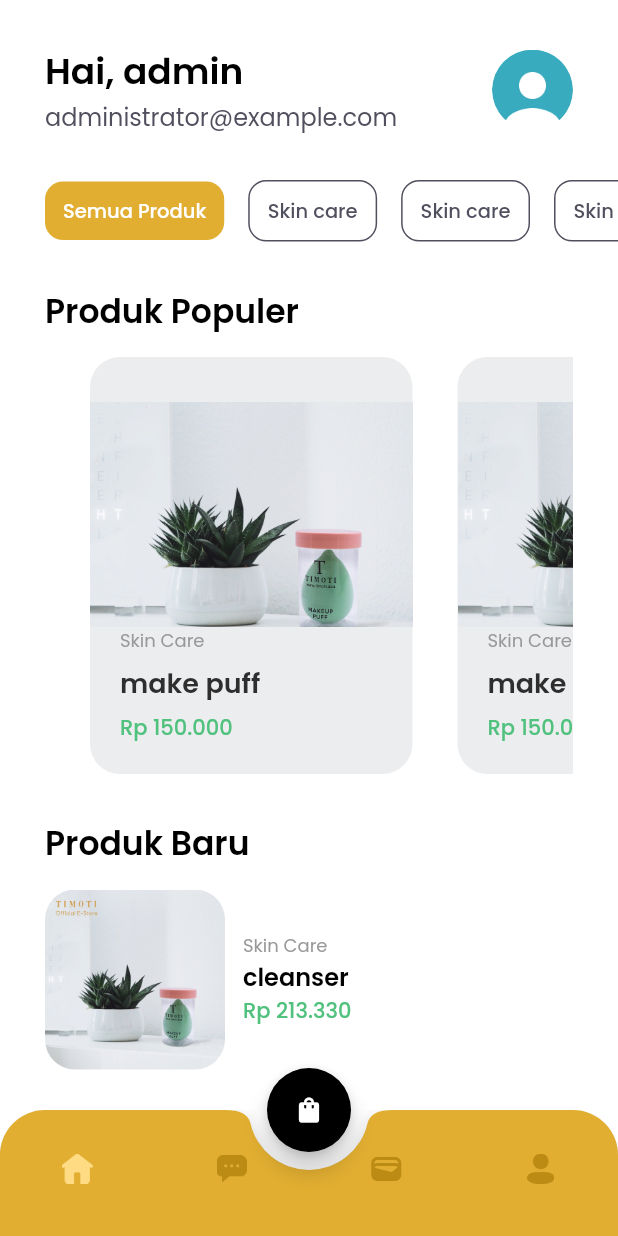
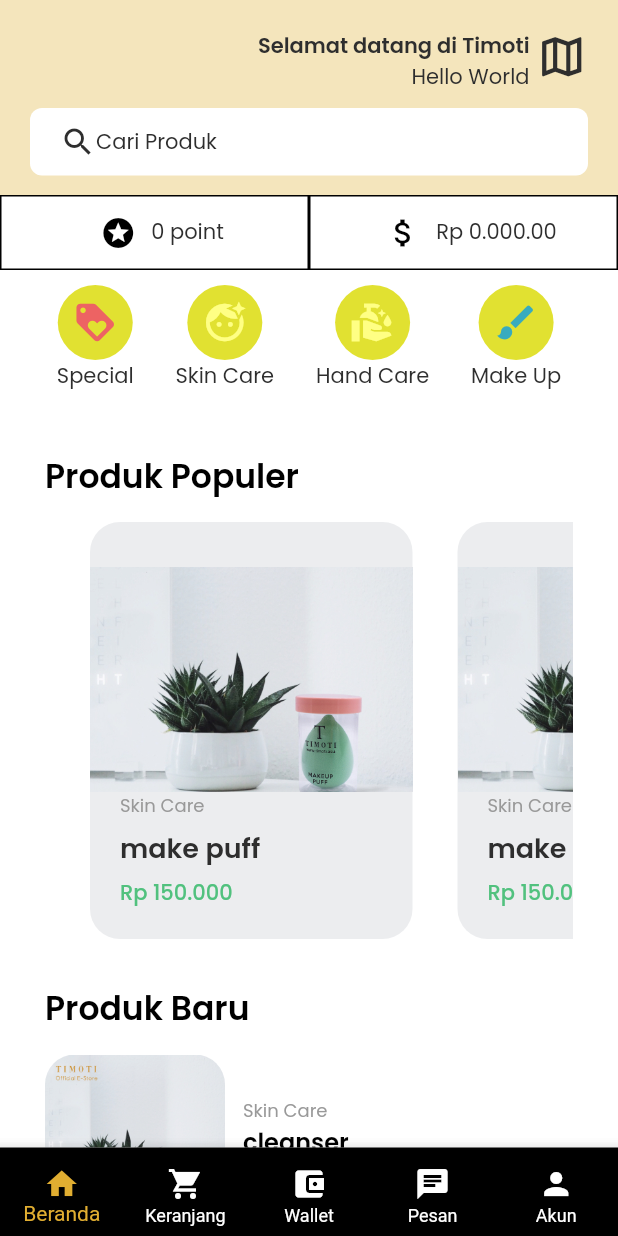
Before and after one commit to randiapriliyadiR/timoti, a Flutter app: the screen it shows after launch, on a phone screen of 412 x 824 dp. Run offline on Flutter 3.47's test engine with Material 2 defaults, Android fonts, the phone set to English and light mode, and no system bars; our stand-ins replace firebase_core, google_fonts; accounts and stored records are empty.

Commit message:
redesign phase 1

```diff
--- a/lib/screens/home.dart
+++ b/lib/screens/home.dart
@@ -17,37 +17,13 @@ class _HomeState extends State<Home> {
 
   @override
   Widget build(BuildContext context) {
-    // ignore: non_constant_identifier_names
-    Widget CartButton() {
-      return FloatingActionButton(
-        onPressed: () {
-          Navigator.pushNamed(context, '/cart');
-        },
+    Widget bottomNav() {
+      return BottomAppBar(
+        child: BottomNavigationBar(
           backgroundColor: primaryTextColor,
-        child: Icon(
-          Icons.shopping_bag,
-          size: 20,
-          color: backgroundColor1,
-        ),
-        // child: Image.asset(
-        //   'assets/icon_cart.png',
-        //   width: 20,
-        // ),
-      );
-    }
-
-    Widget bottomNav() {
-      return ClipRRect(
-        borderRadius: const BorderRadius.vertical(
-          top: Radius.circular(30),
-        ),
-        child: BottomAppBar(
-          shape: const CircularNotchedRectangle(),
-          notchMargin: 12,
-          clipBehavior: Clip.antiAlias,
-          child: BottomNavigationBar(
-            backgroundColor: backgroundColor4,
           currentIndex: currentIndex,
+          unselectedItemColor: navbarColor,
+          selectedItemColor: activeNavColor,
           onTap: (value) {
             setState(() {
               currentIndex = value;
@@ -58,65 +34,69 @@ class _HomeState extends State<Home> {
             BottomNavigationBarItem(
               icon: Container(
                 margin: const EdgeInsets.only(
-                    top: 20,
-                    bottom: 10,
+                  top: 5,
                 ),
-                  child: Image.asset(
-                    'assets/icon_home.png',
-                    width: 21,
-                    color: currentIndex == 0 ? activeNavyColor : navbarColor,
+                child: Icon(
+                  Icons.home_sharp,
+                  size: 24,
+                  color: currentIndex == 0 ? activeNavColor : navbarColor,
                 ),
               ),
-                label: '',
+              label: 'Beranda',
             ),
             BottomNavigationBarItem(
               icon: Container(
                 margin: const EdgeInsets.only(
-                    top: 20,
-                    bottom: 10,
+                  top: 5,
                 ),
-                  child: Image.asset(
-                    'assets/icon_chat.png',
-                    width: 20,
-                    color: currentIndex == 1 ? activeNavyColor : navbarColor,
+                child: Icon(
+                  Icons.shopping_cart_sharp,
+                  size: 24,
+                  color: currentIndex == 1 ? activeNavColor : navbarColor,
                 ),
               ),
-                label: '',
+              label: 'Keranjang',
             ),
             BottomNavigationBarItem(
               icon: Container(
                 margin: const EdgeInsets.only(
-                    top: 20,
-                    bottom: 10,
+                  top: 5,
                 ),
                 child: Icon(
-                    Icons.wallet,
-                    color: currentIndex == 2 ? activeNavyColor : navbarColor,
+                  Icons.account_balance_wallet,
+                  size: 24,
+                  color: currentIndex == 2 ? activeNavColor : navbarColor,
                 ),
-                  // child: Image.asset(
-                  //   'assets/icon_wishlist.png',
-                  //   width: 20,
-                  //   color: currentIndex == 2 ? activeNavyColor : navbarColor,
-                  // ),
               ),
-                label: '',
+              label: 'Wallet',
             ),
             BottomNavigationBarItem(
               icon: Container(
                 margin: const EdgeInsets.only(
-                    top: 20,
-                    bottom: 10,
+                  top: 5,
                 ),
-                  child: Image.asset(
-                    'assets/icon_profile.png',
-                    width: 18,
-                    color: currentIndex == 3 ? activeNavyColor : navbarColor,
+                child: Icon(
+                  Icons.chat,
+                  size: 24,
+                  color: currentIndex == 3 ? activeNavColor : navbarColor,
                 ),
               ),
-                label: '',
+              label: 'Pesan',
+            ),
+            BottomNavigationBarItem(
+              icon: Container(
+                margin: const EdgeInsets.only(
+                  top: 5,
+                ),
+                child: Icon(
+                  Icons.person,
+                  size: 24,
+                  color: currentIndex == 3 ? activeNavColor : navbarColor,
+                ),
+              ),
+              label: 'Akun',
             ),
           ],
-          ),
         ),
       );
     }
@@ -131,6 +111,8 @@ class _HomeState extends State<Home> {
           return const WalletPage();
         case 3:
           return const ProfilePage();
+        case 4:
+          return const ProfilePage();
         default:
           return const HomePage();
       }
@@ -138,7 +120,6 @@ class _HomeState extends State<Home> {
 
     return Scaffold(
       backgroundColor: backgroundColor1,
-      floatingActionButton: CartButton(),
       floatingActionButtonLocation: FloatingActionButtonLocation.centerDocked,
       bottomNavigationBar: bottomNav(),
       body: body(),
--- a/lib/screens/login.dart
+++ b/lib/screens/login.dart
@@ -195,7 +195,7 @@ class _LoginState extends State<Login> {
             },
             child: Text(
               'Daftar',
-              style: purpleTextStyle.copyWith(
+              style: goldTextStyle.copyWith(
                 fontSize: 12,
                 fontWeight: medium,
               ),
--- a/lib/screens/pages/homepage.dart
+++ b/lib/screens/pages/homepage.dart
@@ -15,41 +15,186 @@ class _HomePageState extends State<HomePage> {
   Widget build(BuildContext context) {
     Widget header() {
       return Container(
-        margin: EdgeInsets.only(
-          top: defaultMargin,
-          left: defaultMargin,
-          right: defaultMargin,
+        width: 100,
+        height: 130,
+        decoration: BoxDecoration(
+          color: headerColor,
+        ),
+        child: Column(
+          mainAxisSize: MainAxisSize.max,
+          children: [
+            Padding(
+              padding: const EdgeInsetsDirectional.fromSTEB(20, 20, 20, 10),
+              child: Row(
+                mainAxisSize: MainAxisSize.max,
+                mainAxisAlignment: MainAxisAlignment.end,
+                crossAxisAlignment: CrossAxisAlignment.start,
+                children: [
+                  Padding(
+                    padding: const EdgeInsets.only(
+                      right: 4,
+                    ),
+                    child: Column(
+                      mainAxisSize: MainAxisSize.max,
+                      crossAxisAlignment: CrossAxisAlignment.end,
+                      children: [
+                        Text(
+                          'Selamat datang di Timoti',
+                          style: blackTextStyle.copyWith(
+                            fontWeight: semiBold,
+                          ),
+                        ),
+                        Text(
+                          'Hello World',
+                          style: blackTextStyle.copyWith(
+                            fontWeight: regular,
+                          ),
+                        ),
+                      ],
+                    ),
+                  ),
+                  Icon(
+                    Icons.map_outlined,
+                    color: blackColor,
+                    size: 35,
+                  ),
+                ],
+              ),
+            ),
+            Padding(
+              padding: const EdgeInsetsDirectional.fromSTEB(20, 0, 20, 0),
+              child: Container(
+                width: double.infinity,
+                height: 45,
+                decoration: BoxDecoration(
+                  color: backgroundColor1,
+                  borderRadius: BorderRadius.circular(8),
+                ),
+                child: Padding(
+                  padding: const EdgeInsetsDirectional.fromSTEB(20, 5, 20, 5),
+                  child: Row(
+                    mainAxisSize: MainAxisSize.max,
+                    children: [
+                      Icon(
+                        Icons.search,
+                        color: blackColor,
+                        size: 24,
+                      ),
+                      Text(
+                        'Cari Produk',
+                        style: blackTextStyle,
+                      ),
+                    ],
+                  ),
+                ),
+              ),
+            ),
+          ],
+        ),
+      );
+      // Container(
+      //   margin: EdgeInsets.only(
+      //     top: defaultMargin,
+      //     left: defaultMargin,
+      //     right: defaultMargin,
+      //   ),
+      //   child: Row(
+      //     children: [
+      //       Expanded(
+      //         child: Column(
+      //           crossAxisAlignment: CrossAxisAlignment.start,
+      //           children: [
+      //             Text(
+      //               'Hai, admin',
+      //               style: primaryTextStyle.copyWith(
+      //                 fontSize: 24,
+      //                 fontWeight: semiBold,
+      //               ),
+      //             ),
+      //             Text(
+      //               'administrator@example.com',
+      //               style: subtitleTextStyle.copyWith(fontSize: 16),
+      //             ),
+      //           ],
+      //         ),
+      //       ),
+      //       Container(
+      //         width: 54,
+      //         height: 54,
+      //         decoration: const BoxDecoration(
+      //           shape: BoxShape.circle,
+      //           image: DecorationImage(
+      //             image: AssetImage(
+      //               'assets/image_profile.png',
+      //             ),
+      //           ),
+      //         ),
+      //       ),
+      //     ],
+      //   ),
+      // );
+    }
+
+    Widget balanceAccount() {
+      return Container(
+        height: 50,
+        decoration: BoxDecoration(
+          color: backgroundColor1,
         ),
         child: Row(
           children: [
-            Expanded(
-              child: Column(
-                crossAxisAlignment: CrossAxisAlignment.start,
+            Container(
+              width: MediaQuery.of(context).size.width * 0.5,
+              height: MediaQuery.of(context).size.height * 1,
+              decoration: BoxDecoration(
+                border: Border.all(
+                  color: Colors.black,
+                ),
+              ),
+              child: Row(
+                mainAxisSize: MainAxisSize.max,
+                mainAxisAlignment: MainAxisAlignment.center,
                 children: [
-                  Text(
-                    'Hai, admin',
-                    style: primaryTextStyle.copyWith(
-                      fontSize: 24,
-                      fontWeight: semiBold,
+                  const Padding(
+                    padding: EdgeInsetsDirectional.fromSTEB(10, 10, 10, 10),
+                    child: Icon(
+                      Icons.stars,
+                      color: Colors.black,
+                      size: 24,
                     ),
                   ),
                   Text(
-                    'administrator@example.com',
-                    style: subtitleTextStyle.copyWith(fontSize: 16),
+                    '0 point',
+                    style: blackTextStyle,
                   ),
                 ],
               ),
             ),
             Container(
-              width: 54,
-              height: 54,
-              decoration: const BoxDecoration(
-                shape: BoxShape.circle,
-                image: DecorationImage(
-                  image: AssetImage(
-                    'assets/image_profile.png',
+              width: MediaQuery.of(context).size.width * 0.5,
+              height: MediaQuery.of(context).size.height * 1,
+              decoration: BoxDecoration(
+                border: Border.all(
+                  color: Colors.black,
+                ),
+              ),
+              child: Row(
+                mainAxisSize: MainAxisSize.max,
+                mainAxisAlignment: MainAxisAlignment.center,
+                children: [
+                  const Padding(
+                    padding: EdgeInsetsDirectional.fromSTEB(10, 10, 10, 10),
+                    child: Icon(
+                      Icons.attach_money,
+                      color: Colors.black,
+                      size: 24,
+                    ),
                   ),
-                ),
+                  Text(
+                    'Rp 0.000.00',
+                    style: blackTextStyle,
+                  ),
+                ],
               ),
             ),
           ],
@@ -58,119 +203,105 @@ class _HomePageState extends State<HomePage> {
     }
 
     Widget categories() {
-      return Container(
-        margin: EdgeInsets.only(
-          top: defaultMargin,
-        ),
-        child: SingleChildScrollView(
-          scrollDirection: Axis.horizontal,
-          child: Row(
-            children: [
-              SizedBox(width: defaultMargin),
-              Container(
-                padding: const EdgeInsets.symmetric(
-                  horizontal: 12,
-                  vertical: 10,
-                ),
-                margin: const EdgeInsets.only(right: 16),
-                decoration: BoxDecoration(
-                  borderRadius: BorderRadius.circular(12),
-                  color: primaryColor,
-                ),
-                child: Text(
-                  'Semua Produk',
-                  style: whiteTextStyle.copyWith(
-                    fontSize: 13,
-                    fontWeight: medium,
+      return Padding(
+        padding: const EdgeInsetsDirectional.fromSTEB(10, 10, 10, 10),
+        child: Row(
+          mainAxisSize: MainAxisSize.max,
+          mainAxisAlignment: MainAxisAlignment.spaceEvenly,
+          children: [
+            Column(
+              mainAxisSize: MainAxisSize.max,
+              children: [
+                Container(
+                  width: 50,
+                  height: 50,
+                  decoration: BoxDecoration(
+                    color: warningColor,
+                    borderRadius: BorderRadius.circular(50),
+                  ),
+                  child: Icon(
+                    Icons.loyalty,
+                    size: 30,
+                    color: alertColor,
                   ),
                 ),
-              ),
-              Container(
-                padding: const EdgeInsets.symmetric(
-                  horizontal: 12,
-                  vertical: 10,
+                Text(
+                  'Special',
+                  style: blackTextStyle,
+                  textAlign: TextAlign.center,
                 ),
-                margin: const EdgeInsets.only(right: 16),
-                decoration: BoxDecoration(
-                  borderRadius: BorderRadius.circular(12),
-                  border: Border.all(
-                    color: subtitleColor,
+              ],
+            ),
+            Column(
+              mainAxisSize: MainAxisSize.max,
+              children: [
+                Container(
+                  width: 50,
+                  height: 50,
+                  decoration: BoxDecoration(
+                    color: warningColor,
+                    borderRadius: BorderRadius.circular(50),
                   ),
-                  color: transparentColor,
-                ),
-                child: Text(
-                  'Skin care',
-                  style: subtitleTextStyle.copyWith(
-                    fontSize: 13,
-                    fontWeight: medium,
+                  child: Icon(
+                    Icons.face_retouching_natural,
+                    size: 30,
+                    color: backgroundWarningColor,
                   ),
                 ),
-              ),
-              Container(
-                padding: const EdgeInsets.symmetric(
-                  horizontal: 12,
-                  vertical: 10,
+                Text(
+                  'Skin Care',
+                  style: blackTextStyle,
+                  textAlign: TextAlign.center,
                 ),
-                margin: const EdgeInsets.only(right: 16),
-                decoration: BoxDecoration(
-                  borderRadius: BorderRadius.circular(12),
-                  border: Border.all(
-                    color: subtitleColor,
+              ],
+            ),
+            Column(
+              mainAxisSize: MainAxisSize.max,
+              children: [
+                Container(
+                  width: 50,
+                  height: 50,
+                  decoration: BoxDecoration(
+                    color: warningColor,
+                    borderRadius: BorderRadius.circular(50),
                   ),
-                  color: transparentColor,
-                ),
-                child: Text(
-                  'Skin care',
-                  style: subtitleTextStyle.copyWith(
-                    fontSize: 13,
-                    fontWeight: medium,
+                  child: Icon(
+                    Icons.clean_hands,
+                    size: 30,
+                    color: backgroundWarningColor,
                   ),
                 ),
-              ),
-              Container(
-                padding: const EdgeInsets.symmetric(
-                  horizontal: 12,
-                  vertical: 10,
+                Text(
+                  'Hand Care',
+                  style: blackTextStyle,
+                  textAlign: TextAlign.center,
                 ),
-                margin: const EdgeInsets.only(right: 16),
-                decoration: BoxDecoration(
-                  borderRadius: BorderRadius.circular(12),
-                  border: Border.all(
-                    color: subtitleColor,
+              ],
+            ),
+            Column(
+              mainAxisSize: MainAxisSize.max,
+              children: [
+                Container(
+                  width: 50,
+                  height: 50,
+                  decoration: BoxDecoration(
+                    color: warningColor,
+                    borderRadius: BorderRadius.circular(50),
                   ),
-                  color: transparentColor,
-                ),
-                child: Text(
-                  'Skin care',
-                  style: subtitleTextStyle.copyWith(
-                    fontSize: 13,
-                    fontWeight: medium,
+                  child: Icon(
+                    Icons.brush,
+                    size: 30,
+                    color: secondaryColor,
                   ),
                 ),
-              ),
-              Container(
-                padding: const EdgeInsets.symmetric(
-                  horizontal: 12,
-                  vertical: 10,
+                Text(
+                  'Make Up',
+                  style: blackTextStyle,
+                  textAlign: TextAlign.center,
                 ),
-                margin: const EdgeInsets.only(right: 16),
-                decoration: BoxDecoration(
-                  borderRadius: BorderRadius.circular(12),
-                  border: Border.all(
-                    color: subtitleColor,
-                  ),
-                  color: transparentColor,
-                ),
-                child: Text(
-                  'Skin care',
-                  style: subtitleTextStyle.copyWith(
-                    fontSize: 13,
-                    fontWeight: medium,
-                  ),
-                ),
-              ),
-            ],
-          ),
+              ],
+            ),
+          ],
         ),
       );
     }
@@ -256,6 +387,7 @@ class _HomePageState extends State<HomePage> {
     return ListView(
       children: [
         header(),
+        balanceAccount(),
         categories(),
         popularProductTitle(),
         popularProducts(),
--- a/lib/screens/register.dart
+++ b/lib/screens/register.dart
@@ -241,7 +241,7 @@ class _RegisterState extends State<Register> {
             },
             child: Text(
               'Login',
-              style: purpleTextStyle.copyWith(
+              style: goldTextStyle.copyWith(
                 fontSize: 12,
                 fontWeight: medium,
               ),
--- a/lib/theme.dart
+++ b/lib/theme.dart
@@ -3,12 +3,17 @@ import 'package:google_fonts/google_fonts.dart';
 
 double defaultMargin = 30.0;
 
-Color activeNavyColor = const Color(0xffFFDC84);
-Color navbarColor = const Color(0xffBC8B14);
+Color headerColor = const Color(0xffF4E5BC);
+Color activeNavColor = const Color(0xffE1AE31);
+Color navbarColor = const Color(0xffFFFFFF);
 Color primaryColor = const Color(0xffE1AE31);
 Color secondaryColor = const Color(0xff38ABBE);
 Color alertColor = const Color(0xffED6363);
+Color backgroundAlertColor = const Color.fromARGB(255, 231, 157, 157);
+Color warningColor = const Color(0xffE1E131);
+Color backgroundWarningColor = const Color(0xffFFFF84);
 Color priceColor = const Color(0xff51C17E);
+Color backgroundPriceColor = const Color(0xFFA5EFA5);
 Color backgroundColor1 = const Color(0xffFFFFFF);
 Color backgroundColor2 = const Color(0xffD0CDE1);
 Color backgroundColor3 = const Color(0xff242231);
@@ -40,7 +45,7 @@ TextStyle priceTextStyle = GoogleFonts.poppins(
   color: priceColor,
 );
 
-TextStyle purpleTextStyle = GoogleFonts.poppins(
+TextStyle goldTextStyle = GoogleFonts.poppins(
   color: primaryColor,
 );
 
@@ -52,6 +57,10 @@ TextStyle alertTextStyle = GoogleFonts.poppins(
   color: alertColor,
 );
 
+TextStyle warningTextStyle = GoogleFonts.poppins(
+  color: warningColor,
+);
+
 FontWeight light = FontWeight.w300;
 FontWeight regular = FontWeight.w400;
 FontWeight medium = FontWeight.w500;
```
Also changed, not shown: 1 other file. Lines whose indentation alone changed are shown as unchanged.
